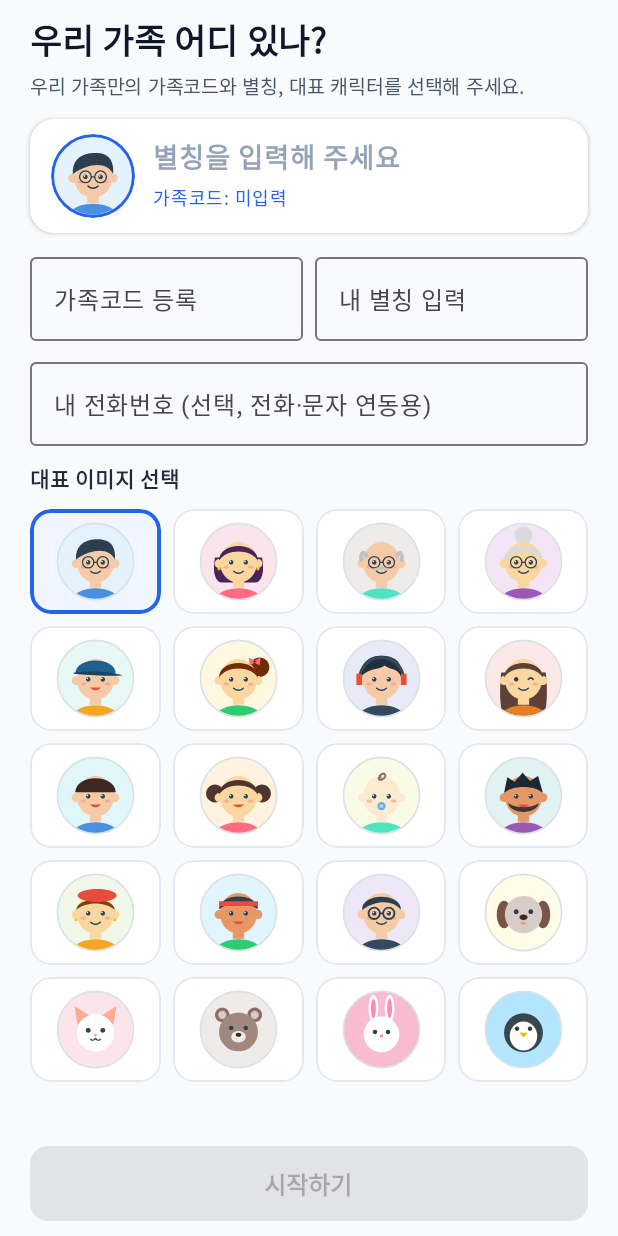
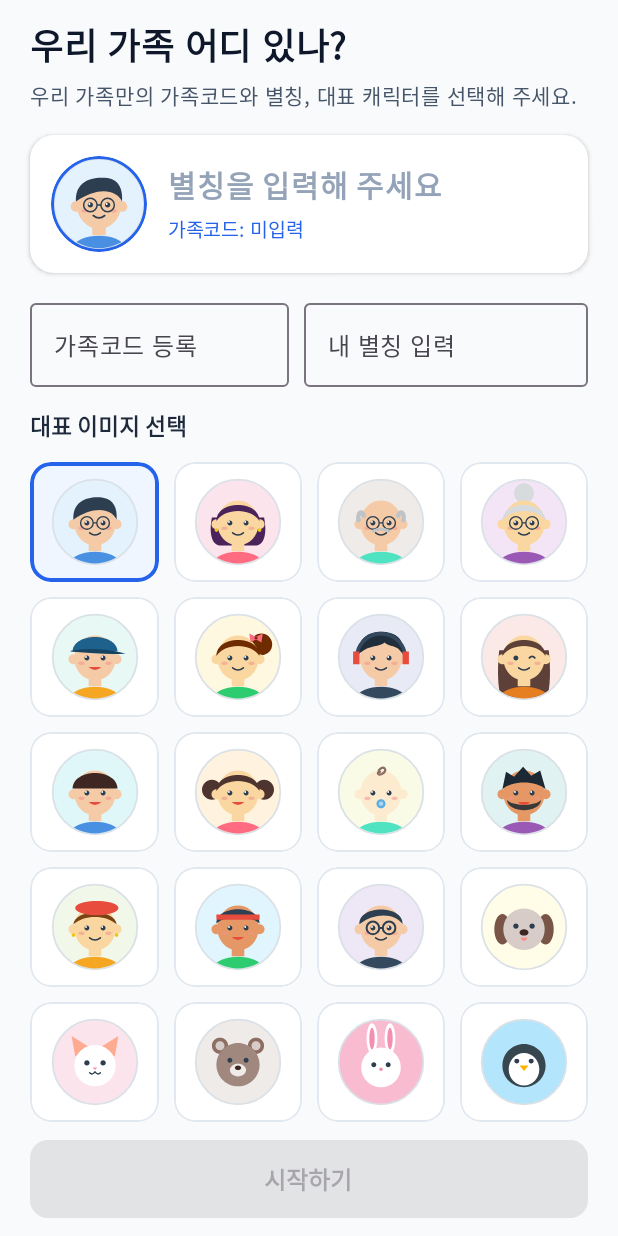
Before and after one commit to yunchanglee/family_point, an Android app built with Jetpack Compose: the screen it shows after launch (MainActivity), on a phone screen of 412 x 824 dp. Run offline under Robolectric (Android 15) with nearby library versions, the phone set to English and light mode, and no system bars.

Commit message:
feat: 시작 화면에서 내 전화번호 수동 입력 제거 및 단말 시스템 전화번호 자동 수집 적용

```diff
--- a/app/src/main/AndroidManifest.xml
+++ b/app/src/main/AndroidManifest.xml
@@ -9,6 +9,8 @@
     <uses-permission android:name="android.permission.FOREGROUND_SERVICE" />
     <uses-permission android:name="android.permission.FOREGROUND_SERVICE_LOCATION" />
     <uses-permission android:name="android.permission.POST_NOTIFICATIONS" />
+    <uses-permission android:name="android.permission.READ_PHONE_NUMBERS" />
+    <uses-permission android:name="android.permission.READ_PHONE_STATE" />
     <uses-permission android:name="android.permission.RECEIVE_BOOT_COMPLETED" />
     <uses-permission android:name="android.permission.WAKE_LOCK" />
 
--- a/app/src/main/java/com/familypoint/app/MainActivity.kt
+++ b/app/src/main/java/com/familypoint/app/MainActivity.kt
@@ -70,7 +70,8 @@ class MainActivity : ComponentActivity() {
                 LaunchedEffect(Unit) {
                     val needed = mutableListOf(
                         Manifest.permission.ACCESS_FINE_LOCATION,
-                        Manifest.permission.ACCESS_COARSE_LOCATION
+                        Manifest.permission.ACCESS_COARSE_LOCATION,
+                        Manifest.permission.READ_PHONE_NUMBERS
                     )
                     if (Build.VERSION.SDK_INT >= Build.VERSION_CODES.TIRAMISU) {
                         needed.add(Manifest.permission.POST_NOTIFICATIONS)
@@ -103,11 +104,10 @@ class MainActivity : ComponentActivity() {
                         initialNickname = uiState.nickname,
                         initialAvatarCode = uiState.avatarCode,
                         initialInviteCode = uiState.inviteCode,
-                        initialPhoneNumber = uiState.phoneNumber,
                         isSaving = uiState.isLoading,
                         errorMessage = uiState.errorMessage,
-                        onSaveProfile = { nickname, avatarCode, inviteCode, phoneNumber ->
-                            viewModel.saveProfile(nickname, avatarCode, inviteCode, phoneNumber)
+                        onSaveProfile = { nickname, avatarCode, inviteCode ->
+                            viewModel.saveProfile(nickname, avatarCode, inviteCode)
                         }
                     )
                 } else {
--- a/app/src/main/java/com/familypoint/app/ui/OnboardingScreen.kt
+++ b/app/src/main/java/com/familypoint/app/ui/OnboardingScreen.kt
@@ -23,7 +23,6 @@ import androidx.compose.foundation.lazy.grid.LazyVerticalGrid
 import androidx.compose.foundation.lazy.grid.items
 import androidx.compose.foundation.shape.CircleShape
 import androidx.compose.foundation.shape.RoundedCornerShape
-import androidx.compose.foundation.text.KeyboardOptions
 import androidx.compose.material3.Button
 import androidx.compose.material3.Card
 import androidx.compose.material3.CardDefaults
@@ -43,7 +42,6 @@ import androidx.compose.ui.draw.clip
 import androidx.compose.ui.graphics.Color
 import androidx.compose.ui.res.painterResource
 import androidx.compose.ui.text.font.FontWeight
-import androidx.compose.ui.text.input.KeyboardType
 import androidx.compose.ui.unit.dp
 import androidx.compose.ui.unit.sp
 import com.familypoint.app.model.AvatarCatalog
@@ -53,10 +51,9 @@ fun OnboardingScreen(
     initialNickname: String,
     initialAvatarCode: String,
     initialInviteCode: String,
-    initialPhoneNumber: String,
     isSaving: Boolean,
     errorMessage: String?,
-    onSaveProfile: (nickname: String, avatarCode: String, inviteCode: String, phoneNumber: String) -> Unit
+    onSaveProfile: (nickname: String, avatarCode: String, inviteCode: String) -> Unit
 ) {
     var inviteCode by remember(initialInviteCode) { mutableStateOf(initialInviteCode) }
     var nickname by remember(initialNickname) { mutableStateOf(initialNickname) }
@@ -64,7 +61,6 @@ fun OnboardingScreen(
         val base = initialAvatarCode.substringBefore("|")
         mutableStateOf(base.ifBlank { AvatarCatalog.avatars.first().code })
     }
-    var phoneNumber by remember(initialPhoneNumber) { mutableStateOf(initialPhoneNumber) }
 
     Surface(
         modifier = Modifier.fillMaxSize(),
@@ -75,22 +71,22 @@ fun OnboardingScreen(
                 .fillMaxSize()
                 .systemBarsPadding()
                 .imePadding()
-                .padding(horizontal = 20.dp, vertical = 10.dp)
+                .padding(horizontal = 20.dp, vertical = 12.dp)
         ) {
             Text(
                 text = "우리 가족 어디 있나?",
-                fontSize = 23.sp,
+                fontSize = 24.sp,
                 fontWeight = FontWeight.Bold,
                 color = Color(0xFF0F172A)
             )
-            Spacer(modifier = Modifier.height(2.dp))
+            Spacer(modifier = Modifier.height(4.dp))
             Text(
                 text = "우리 가족만의 가족코드와 별칭, 대표 캐릭터를 선택해 주세요.",
-                fontSize = 13.sp,
+                fontSize = 14.sp,
                 color = Color(0xFF475569)
             )
 
-            Spacer(modifier = Modifier.height(10.dp))
+            Spacer(modifier = Modifier.height(14.dp))
 
             // 선택된 프로필 미리보기 카드
             Card(
@@ -102,54 +98,47 @@ fun OnboardingScreen(
                 Row(
                     modifier = Modifier
                         .fillMaxWidth()
-                        .padding(horizontal = 14.dp, vertical = 10.dp),
+                        .padding(14.dp),
                     verticalAlignment = Alignment.CenterVertically
                 ) {
                     Image(
                         painter = painterResource(id = AvatarCatalog.getDrawableRes(selectedAvatarCode)),
                         contentDescription = "선택된 아바타",
                         modifier = Modifier
-                            .size(56.dp)
+                            .size(64.dp)
                             .clip(CircleShape)
                             .border(2.dp, Color(0xFF2563EB), CircleShape)
                     )
-                    Spacer(modifier = Modifier.width(12.dp))
+                    Spacer(modifier = Modifier.width(14.dp))
                     Column(modifier = Modifier.weight(1f)) {
                         Text(
                             text = if (nickname.isBlank()) "별칭을 입력해 주세요" else nickname,
-                            fontSize = 18.sp,
+                            fontSize = 20.sp,
                             fontWeight = FontWeight.Bold,
                             color = if (nickname.isBlank()) Color(0xFF94A3B8) else Color(0xFF1E293B)
                         )
                         Spacer(modifier = Modifier.height(2.dp))
                         Text(
-                            text = buildString {
-                                append("가족코드: ")
-                                append(if (inviteCode.isBlank()) "미입력" else inviteCode.uppercase())
-                                if (phoneNumber.isNotBlank()) {
-                                    append(" · ")
-                                    append(phoneNumber)
-                                }
-                            },
-                            fontSize = 12.sp,
+                            text = "가족코드: ${if (inviteCode.isBlank()) "미입력" else inviteCode.uppercase()}",
+                            fontSize = 13.sp,
                             color = Color(0xFF2563EB)
                         )
                     }
                 }
             }
 
-            Spacer(modifier = Modifier.height(8.dp))
+            Spacer(modifier = Modifier.height(12.dp))
 
-            // 1행: 가족코드 & 내 별칭 입력란
+            // 가족코드 & 내 별칭 입력란 (전화번호는 시스템에서 자동 감지)
             Row(
                 modifier = Modifier.fillMaxWidth(),
-                horizontalArrangement = Arrangement.spacedBy(8.dp)
+                horizontalArrangement = Arrangement.spacedBy(10.dp)
             ) {
                 OutlinedTextField(
                     value = inviteCode,
                     onValueChange = { if (it.length <= 12) inviteCode = it.uppercase() },
                     label = { Text("가족코드 등록") },
-                    placeholder = { Text("예: FAMILY01") },
+                    placeholder = { Text("예: FAMILY") },
                     singleLine = true,
                     modifier = Modifier.weight(1f)
                 )
@@ -158,31 +147,19 @@ fun OnboardingScreen(
                     onValueChange = { if (it.length <= 12) nickname = it },
                     label = { Text("내 별칭 입력") },
                     singleLine = true,
-                    modifier = Modifier.weight(1f)
+                    modifier = Modifier.weight(1.1f)
                 )
             }
 
-            Spacer(modifier = Modifier.height(6.dp))
-
-            // 2행: 전화번호 입력란 (선택)
-            OutlinedTextField(
-                value = phoneNumber,
-                onValueChange = { if (it.length <= 15) phoneNumber = it.filter { c -> c.isDigit() || c == '-' } },
-                label = { Text("내 전화번호 (선택, 전화·문자 연동용)") },
-                singleLine = true,
-                keyboardOptions = KeyboardOptions(keyboardType = KeyboardType.Phone),
-                modifier = Modifier.fillMaxWidth()
-            )
-
-            Spacer(modifier = Modifier.height(10.dp))
+            Spacer(modifier = Modifier.height(14.dp))
 
             Text(
                 text = "대표 이미지 선택",
-                fontSize = 14.sp,
+                fontSize = 15.sp,
                 fontWeight = FontWeight.SemiBold,
                 color = Color(0xFF1E293B)
             )
-            Spacer(modifier = Modifier.height(6.dp))
+            Spacer(modifier = Modifier.height(8.dp))
 
             // 20종 아바타 그리드
             LazyVerticalGrid(
@@ -190,9 +167,9 @@ fun OnboardingScreen(
                 modifier = Modifier
                     .weight(1f)
                     .fillMaxWidth(),
-                contentPadding = PaddingValues(vertical = 2.dp),
-                verticalArrangement = Arrangement.spacedBy(8.dp),
-                horizontalArrangement = Arrangement.spacedBy(8.dp)
+                contentPadding = PaddingValues(vertical = 4.dp),
+                verticalArrangement = Arrangement.spacedBy(10.dp),
+                horizontalArrangement = Arrangement.spacedBy(10.dp)
             ) {
                 items(AvatarCatalog.avatars, key = { it.code }) { avatar ->
                     val isSelected = selectedAvatarCode.startsWith(avatar.code.take(9))
@@ -209,19 +186,19 @@ fun OnboardingScreen(
                                 shape = RoundedCornerShape(14.dp)
                             )
                             .clickable { selectedAvatarCode = avatar.code }
-                            .padding(vertical = 8.dp)
+                            .padding(vertical = 10.dp)
                     ) {
                         Image(
                             painter = painterResource(id = avatar.drawableRes),
                             contentDescription = null,
-                            modifier = Modifier.size(54.dp)
+                            modifier = Modifier.size(60.dp)
                         )
                     }
                 }
             }
 
             if (!errorMessage.isNullOrBlank()) {
-                Spacer(modifier = Modifier.height(6.dp))
+                Spacer(modifier = Modifier.height(8.dp))
                 Text(
                     text = errorMessage,
                     color = MaterialTheme.colorScheme.error,
@@ -229,21 +206,20 @@ fun OnboardingScreen(
                 )
             }
 
-            Spacer(modifier = Modifier.height(8.dp))
+            Spacer(modifier = Modifier.height(10.dp))
 
             Button(
                 onClick = {
                     onSaveProfile(
                         nickname.trim(),
                         selectedAvatarCode.take(9),
-                        inviteCode.trim().uppercase(),
-                        phoneNumber.trim()
+                        inviteCode.trim().uppercase()
                     )
                 },
                 enabled = inviteCode.trim().length >= 2 && nickname.trim().length >= 2 && !isSaving,
                 modifier = Modifier
                     .fillMaxWidth()
-                    .height(50.dp),
+                    .height(52.dp),
                 shape = RoundedCornerShape(12.dp)
             ) {
                 if (isSaving) {
```
Also changed, not shown: app/src/main/java/com/familypoint/app/service/LocationHelper.kt (+35 -0 lines), app/src/main/java/com/familypoint/app/ui/MainViewModel.kt (+12 -5 lines), 2 other files.
